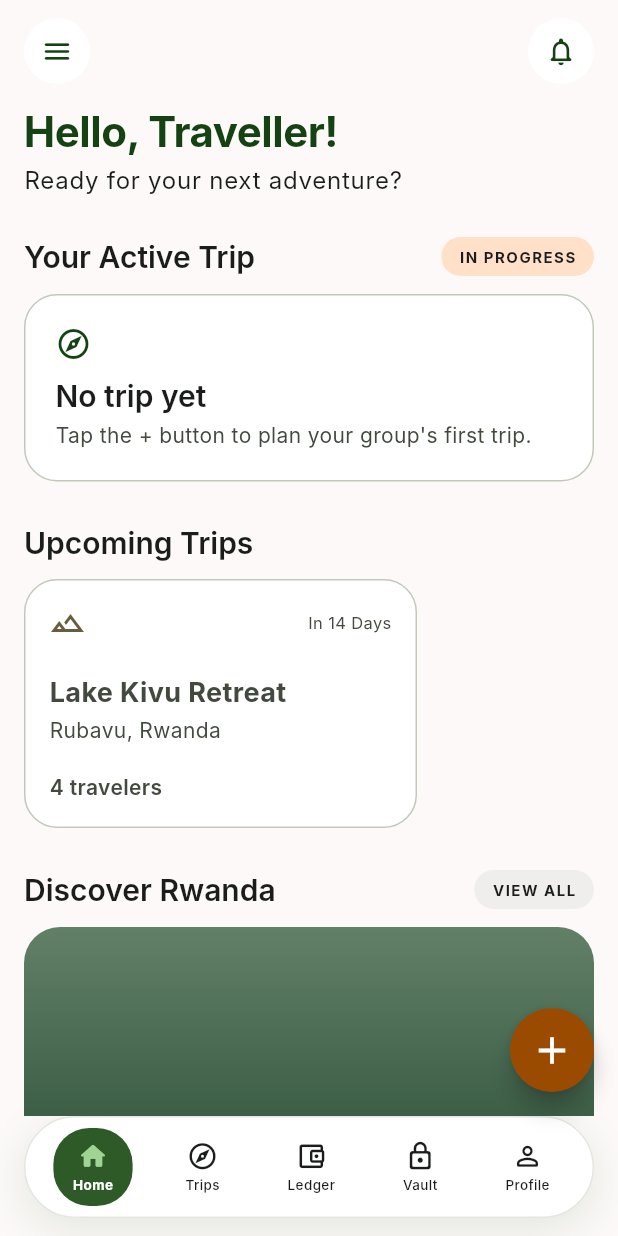
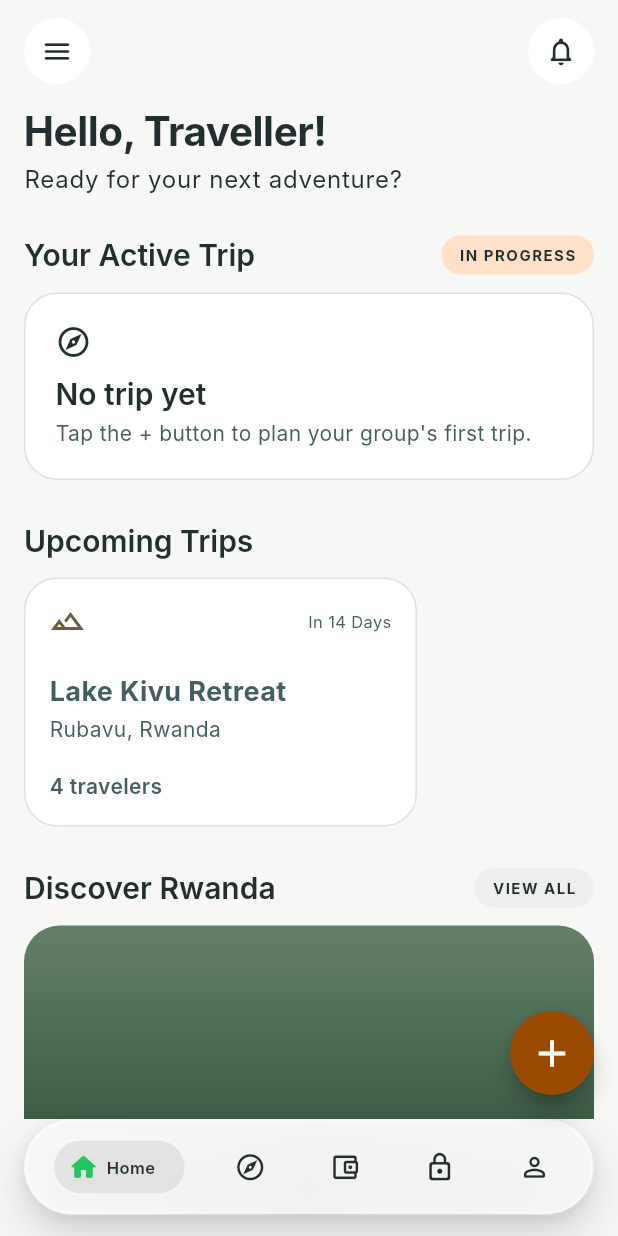
Before and after one commit to SpaceMan619/hamwetrip, a Flutter app: the screen it shows after launch, on a phone screen of 412 x 824 dp. Run offline on Flutter 3.47's test engine with Material 3 defaults, Android fonts, the phone set to English and light mode, and no system bars; our stand-ins replace cloud_firestore, firebase_auth, firebase_core, flutter_riverpod; accounts and stored records are empty; Roboto replaces fonts that are missing (Inter).

Commit message:
ui: align HamweTrip shell with Inferra AI

```diff
--- a/hamwetrip/lib/app/hamwe_trip_app.dart
+++ b/hamwetrip/lib/app/hamwe_trip_app.dart
@@ -24,27 +24,38 @@ class HamweTripApp extends StatelessWidget {
       debugShowCheckedModeBanner: false,
       theme: AppTheme.light,
       initialRoute: AppRoutes.home,
-      routes: {
-        AppRoutes.home: (_) => const HomeScreen(),
-        AppRoutes.onboarding: (_) => const OnboardingScreen(),
-        AppRoutes.login: (_) => const LoginScreen(),
-        AppRoutes.dashboard: (_) => const TripDashboardScreen(),
-        AppRoutes.createTrip: (_) => const CreateTripScreen(),
-        AppRoutes.inviteMembers: (_) => const InviteMembersScreen(),
-        AppRoutes.activityFeed: (_) => const ActivityFeedScreen(),
-        AppRoutes.profile: (_) => const ProfileScreen(),
+      onGenerateRoute: _routeFor,
+    );
+  }
 
-        // --- New Shakira Demo Routes ---
-        AppRoutes.detailedItinerary: (_) =>
-            const DemoDetailedItineraryWrapper(),
-        AppRoutes.documentVault: (_) => const DemoDocumentVaultWrapper(),
-        AppRoutes.expenseSplitting: (_) => const DemoExpenseSplittingWrapper(),
-        AppRoutes.groupVoting: (_) => const DemoGroupVotingWrapper(),
-        AppRoutes.momoSummary: (_) => const DemoMomoSummaryWrapper(),
-        AppRoutes.pollResults: (_) => const DemoPollResultsWrapper(),
-        AppRoutes.settlementConfirmation: (_) =>
-            const DemoSettlementConfirmationWrapper(),
-      },
+  // Top-level destinations behave like a workspace switch: no misleading
+  // horizontal page slide when the floating navigation pill is used.
+  static Route<dynamic> _routeFor(RouteSettings settings) {
+    final Widget page = switch (settings.name) {
+      AppRoutes.home => const HomeScreen(),
+      AppRoutes.onboarding => const OnboardingScreen(),
+      AppRoutes.login => const LoginScreen(),
+      AppRoutes.dashboard => const TripDashboardScreen(),
+      AppRoutes.createTrip => const CreateTripScreen(),
+      AppRoutes.inviteMembers => const InviteMembersScreen(),
+      AppRoutes.activityFeed => const ActivityFeedScreen(),
+      AppRoutes.profile => const ProfileScreen(),
+      AppRoutes.detailedItinerary => const DemoDetailedItineraryWrapper(),
+      AppRoutes.documentVault => const DemoDocumentVaultWrapper(),
+      AppRoutes.expenseSplitting => const DemoExpenseSplittingWrapper(),
+      AppRoutes.groupVoting => const DemoGroupVotingWrapper(),
+      AppRoutes.momoSummary => const DemoMomoSummaryWrapper(),
+      AppRoutes.pollResults => const DemoPollResultsWrapper(),
+      AppRoutes.settlementConfirmation =>
+        const DemoSettlementConfirmationWrapper(),
+      _ => const HomeScreen(),
+    };
+
+    return PageRouteBuilder<void>(
+      settings: settings,
+      pageBuilder: (context, animation, secondaryAnimation) => page,
+      transitionDuration: Duration.zero,
+      reverseTransitionDuration: Duration.zero,
     );
   }
 }
--- a/hamwetrip/lib/core/theme/app_colors.dart
+++ b/hamwetrip/lib/core/theme/app_colors.dart
@@ -1,15 +1,22 @@
 import 'package:flutter/material.dart';
 
 abstract final class AppColors {
-  static const forest = Color(0xFF154212);
-  static const forestLight = Color(0xFF2D5A27);
-  static const sunset = Color(0xFFFC8F34);
-  static const warmSand = Color(0xFFFCF9F8);
-  static const sand = Color(0xFFF0EDED);
-  static const ink = Color(0xFF1B1C1C);
-  static const muted = Color(0xFF42493E);
-  static const line = Color(0xFFC2C9BB);
-  static const mint = Color(0xFFA1D494);
-  static const paleMint = Color(0xFFE8F2E5);
+  // Inferra AI-inspired palette: quiet canvas, charcoal type, one clear accent.
+  static const charcoal = Color(0xFF222F30);
+  static const deepSea = Color(0xFF445E5F);
+  static const offWhite = Color(0xFFF7F7F5);
+  static const accent = Color(0xFF22C55E);
+
+  // Legacy names remain as aliases so feature code can migrate incrementally.
+  static const forest = charcoal;
+  static const forestLight = deepSea;
+  static const sunset = Color(0xFFF59E0B);
+  static const warmSand = offWhite;
+  static const sand = Color(0xFFEEEEEE);
+  static const ink = charcoal;
+  static const muted = deepSea;
+  static const line = Color(0xFFDDE2DE);
+  static const mint = accent;
+  static const paleMint = Color(0xFFE8F6EC);
   static const paleSunset = Color(0xFFFFE0C9);
 }
--- a/hamwetrip/lib/core/theme/app_theme.dart
+++ b/hamwetrip/lib/core/theme/app_theme.dart
@@ -21,8 +21,8 @@ abstract final class AppTheme {
       fontFamily: 'Inter',
       textTheme: const TextTheme(
         headlineLarge: TextStyle(
-          color: AppColors.forest,
-          fontSize: 28,
+          color: AppColors.charcoal,
+          fontSize: 27,
           fontWeight: FontWeight.w700,
           letterSpacing: -0.3,
         ),
@@ -52,7 +52,7 @@ abstract final class AppTheme {
         elevation: 0,
         color: Colors.white,
         margin: EdgeInsets.zero,
-        shape: RoundedRectangleBorder(borderRadius: BorderRadius.circular(20)),
+        shape: RoundedRectangleBorder(borderRadius: BorderRadius.circular(16)),
       ),
     );
   }
--- a/hamwetrip/lib/core/widgets/hamwe_bottom_navigation.dart
+++ b/hamwetrip/lib/core/widgets/hamwe_bottom_navigation.dart
@@ -36,21 +36,36 @@ class HamweBottomNavigation extends StatelessWidget {
   @override
   Widget build(BuildContext context) {
     return SafeArea(
-      minimum: const EdgeInsets.fromLTRB(16, 0, 16, 12),
+      minimum: const EdgeInsets.fromLTRB(16, 0, 16, 14),
       child: Container(
-        height: 68,
+        height: 64,
+        padding: const EdgeInsets.all(1),
+        decoration: BoxDecoration(
+          gradient: const LinearGradient(
+            colors: [Color(0xB8FFFFFF), Color(0x30FFFFFF), Color(0x80FFFFFF)],
+            begin: Alignment.topLeft,
+            end: Alignment.bottomRight,
+          ),
+          borderRadius: BorderRadius.circular(999),
+          boxShadow: const [
+            BoxShadow(
+              color: Color(0x2E222F30),
+              blurRadius: 28,
+              offset: Offset(0, 14),
+            ),
+            BoxShadow(
+              color: Color(0x18222F30),
+              blurRadius: 8,
+              offset: Offset(0, 3),
+            ),
+          ],
+        ),
+        child: Container(
           padding: const EdgeInsets.symmetric(horizontal: 6),
           decoration: BoxDecoration(
-          color: Colors.white,
-          border: Border.all(color: AppColors.line.withValues(alpha: .45)),
-          borderRadius: BorderRadius.circular(36),
-          boxShadow: const [
-            BoxShadow(
-              color: Color(0x1F2D5A27),
-              blurRadius: 24,
-              offset: Offset(0, 8),
-            ),
-          ],
+            color: const Color(0xDDF7F7F5),
+            borderRadius: BorderRadius.circular(999),
+            border: Border.all(color: Colors.white.withValues(alpha: .62)),
           ),
           child: Row(
             mainAxisAlignment: MainAxisAlignment.spaceAround,
@@ -63,6 +78,7 @@ class HamweBottomNavigation extends StatelessWidget {
                   onTap: () => _open(context, item.$1),
                 ),
             ],
+          ),
         ),
       ),
     );
@@ -93,29 +109,39 @@ class _NavigationItem extends StatelessWidget {
         borderRadius: BorderRadius.circular(24),
         child: AnimatedContainer(
           duration: const Duration(milliseconds: 180),
-          padding: EdgeInsets.symmetric(
-            horizontal: selected ? 13 : 10,
-            vertical: 8,
+          padding: const EdgeInsets.symmetric(horizontal: 9, vertical: 7),
+          decoration: BoxDecoration(
+            color: selected
+                ? AppColors.charcoal.withValues(alpha: .09)
+                : Colors.transparent,
+            borderRadius: BorderRadius.circular(999),
           ),
-          decoration: BoxDecoration(
-            color: selected ? AppColors.forestLight : Colors.transparent,
-            borderRadius: BorderRadius.circular(24),
-          ),
-          child: Column(
+          child: Row(
             mainAxisSize: MainAxisSize.min,
             children: [
               Icon(
                 icon,
                 size: 21,
-                color: selected ? AppColors.mint : AppColors.ink,
+                color: selected ? AppColors.accent : AppColors.charcoal,
               ),
-              const SizedBox(height: 2),
-              Text(
+              AnimatedSize(
+                duration: const Duration(milliseconds: 180),
+                curve: Curves.easeOut,
+                child: SizedBox(
+                  width: selected ? 48 : 0,
+                  child: Padding(
+                    padding: const EdgeInsets.only(left: 5),
+                    child: Text(
                       label,
-                style: TextStyle(
-                  color: selected ? Colors.white : AppColors.ink,
-                  fontSize: 9,
-                  fontWeight: selected ? FontWeight.w700 : FontWeight.w500,
+                      maxLines: 1,
+                      overflow: TextOverflow.clip,
+                      style: const TextStyle(
+                        color: AppColors.charcoal,
+                        fontSize: 11,
+                        fontWeight: FontWeight.w600,
+                      ),
+                    ),
+                  ),
                 ),
               ),
             ],
--- a/hamwetrip/lib/core/widgets/shakira_widgets/momo_transaction_tile.dart
+++ b/hamwetrip/lib/core/widgets/shakira_widgets/momo_transaction_tile.dart
@@ -78,8 +78,10 @@ class MomoTransactionTile extends StatelessWidget {
             children: [
               Text(
                 isSend
-                    ? '-\$${transaction.amount.toStringAsFixed(2)}'
-                    : '+\$${transaction.amount.toStringAsFixed(2)}',
+                    ? '-RWF ${transaction.amount.toStringAsFixed(0)}'
+                    : '+RWF ${transaction.amount.toStringAsFixed(0)}',
+                maxLines: 1,
+                overflow: TextOverflow.ellipsis,
                 style: TextStyle(
                   fontSize: 18,
                   fontWeight: FontWeight.w700,
--- a/hamwetrip/lib/features/rajveer/presentation/rajveer_screens.dart
+++ b/hamwetrip/lib/features/rajveer/presentation/rajveer_screens.dart
@@ -1296,7 +1296,7 @@ class _ScreenScaffold extends StatelessWidget {
       appBar: AppBar(
         backgroundColor: AppColors.warmSand,
         surfaceTintColor: Colors.transparent,
-        leading: showBackButton
+        leading: showBackButton && bottomNavigation == null
             ? IconButton(
                 onPressed: () {
                   if (Navigator.of(context).canPop()) {
--- a/hamwetrip/lib/features/shakira/presentation/detailed_itinerary_screen.dart
+++ b/hamwetrip/lib/features/shakira/presentation/detailed_itinerary_screen.dart
@@ -29,6 +29,7 @@ class DetailedItineraryScreen extends StatelessWidget {
         backgroundColor: Colors.white,
         surfaceTintColor: Colors.transparent,
         elevation: 0,
+        automaticallyImplyLeading: false,
         title: const Text('Detailed Itinerary'),
         actions: [
           IconButton(
--- a/hamwetrip/lib/features/shakira/presentation/expense_splitting_screen.dart
+++ b/hamwetrip/lib/features/shakira/presentation/expense_splitting_screen.dart
@@ -42,6 +42,7 @@ class ExpenseSplittingScreen extends StatelessWidget {
           backgroundColor: Colors.white,
           surfaceTintColor: Colors.transparent,
           elevation: 0,
+          automaticallyImplyLeading: false,
           title: const Text('Expenses'),
           actions: [
             IconButton(
--- a/hamwetrip/lib/features/shakira/presentation/group_voting_screen.dart
+++ b/hamwetrip/lib/features/shakira/presentation/group_voting_screen.dart
@@ -39,6 +39,7 @@ class GroupVotingScreen extends StatelessWidget {
           backgroundColor: Colors.white,
           surfaceTintColor: Colors.transparent,
           elevation: 0,
+          automaticallyImplyLeading: false,
           title: const Text('Group Voting'),
           actions: [
             IconButton(
--- a/hamwetrip/lib/features/shakira/presentation/momo_summary_screen.dart
+++ b/hamwetrip/lib/features/shakira/presentation/momo_summary_screen.dart
@@ -37,6 +37,7 @@ class MomoSummaryScreen extends StatelessWidget {
           backgroundColor: Colors.white,
           surfaceTintColor: Colors.transparent,
           elevation: 0,
+          automaticallyImplyLeading: false,
           title: const Text('MoMo Summary'),
           bottom: const TabBar(
             indicatorColor: AppColors.forest,
```
Also changed, not shown: hamwetrip/lib/core/widgets/shakira_widgets/expense_card.dart (+23 -13 lines), hamwetrip/lib/features/shakira/presentation/document_vault_screen.dart (+26 -36 lines). Lines whose indentation alone changed are shown as unchanged.
